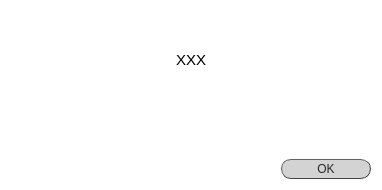
The window that src/gui/ui/prompt_ok.ui (jsanchez679/morphoHeart) describes before a commit, drawn with Qt 5.
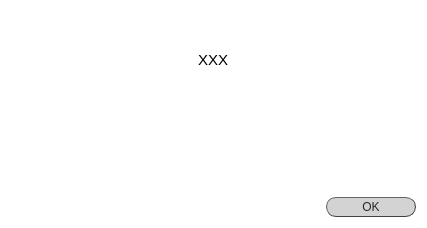
The same window after the commit.

Patch:
```diff
--- a/src/gui/ui/prompt_ok.ui
+++ b/src/gui/ui/prompt_ok.ui
@@ -6,8 +6,8 @@
    <rect>
     <x>0</x>
     <y>0</y>
-    <width>378</width>
-    <height>190</height>
+    <width>427</width>
+    <height>228</height>
    </rect>
   </property>
   <property name="windowTitle">
@@ -59,7 +59,7 @@
      </item>
     </layout>
    </item>
-   <item>
+   <item alignment="Qt::AlignHCenter|Qt::AlignVCenter">
     <widget class="QTextEdit" name="textEdit">
      <property name="sizePolicy">
       <sizepolicy hsizetype="Fixed" vsizetype="Fixed">
@@ -69,14 +69,14 @@
      </property>
      <property name="minimumSize">
       <size>
-       <width>360</width>
+       <width>400</width>
        <height>80</height>
       </size>
      </property>
      <property name="maximumSize">
       <size>
-       <width>390</width>
-       <height>80</height>
+       <width>16777215</width>
+       <height>16777215</height>
       </size>
      </property>
      <property name="styleSheet">
```
